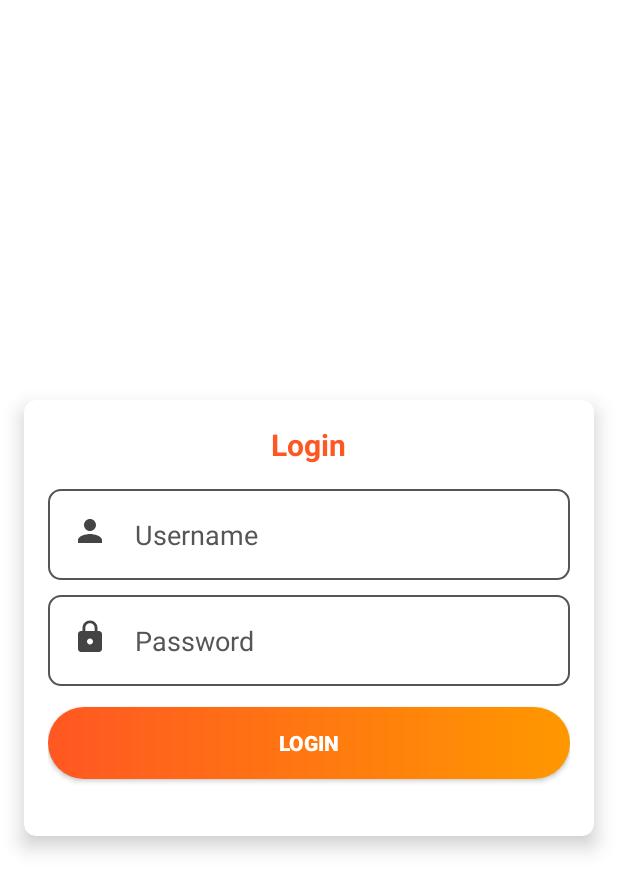
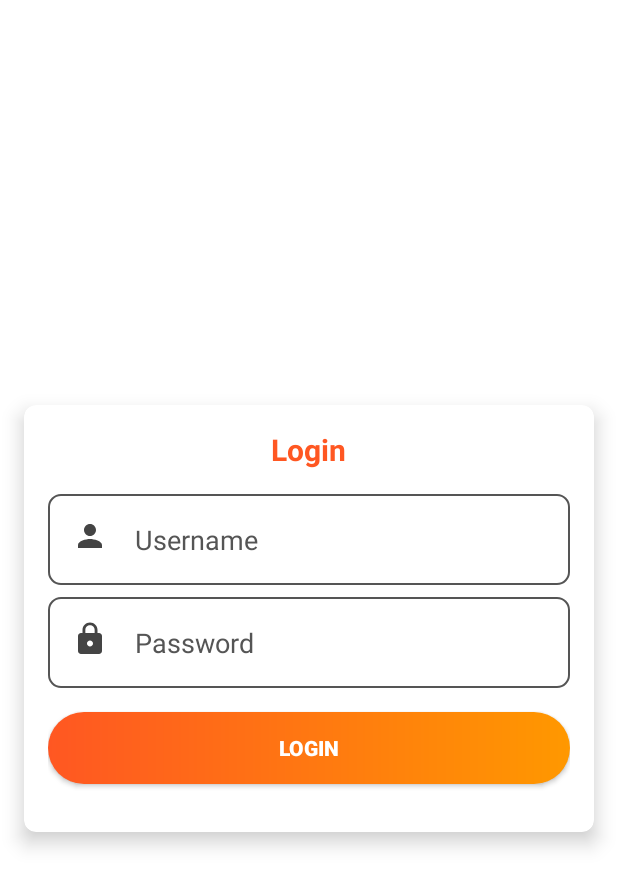
Before and after one commit to superUserFit/Android_ePOD, an Android app: the screen it shows after launch (LoginActivity), on a phone screen of 412 x 824 dp. Shown: the top 891 px of the screen. Run offline under Robolectric (Android 15) with nearby library versions, the phone set to English and light mode, and no system bars; 2 statements that could not run were skipped.

Commit message:
Restructure the codebase

```diff
--- a/app/src/main/AndroidManifest.xml
+++ b/app/src/main/AndroidManifest.xml
@@ -15,7 +15,7 @@
         android:roundIcon="@mipmap/ic_launcher_round"
         android:supportsRtl="true"
         android:theme="@style/Theme.EPOD"
-        tools:targetApi="31">
+        tools:targetApi="tiramisu">
         <activity
             android:name=".job_management.job_order.view.details.JobOrderDetailsActivity"
             android:exported="false" />
--- a/app/src/main/java/com/example/epod/auth/activity/LoginActivity.java
+++ b/app/src/main/java/com/example/epod/auth/activity/LoginActivity.java
@@ -28,6 +28,8 @@ public class LoginActivity extends AppCompatActivity implements AuthCallback {
         super.onCreate(savedInstanceState);
         setContentView(R.layout.auth_activity_login);
 
+        Log.e("Message", "Hello World");
+
         EditText usernameTextField = findViewById(R.id.username);
         EditText passwordTextField = findViewById(R.id.password);
         loginButton = findViewById(R.id.login_button);
@@ -51,6 +53,8 @@ public class LoginActivity extends AppCompatActivity implements AuthCallback {
         loginButton.setOnClickListener(view -> {
             String username = usernameTextField.getText().toString();
             String password = passwordTextField.getText().toString();
+
+            Log.e("Activity: ", username);
 
             if (username.isEmpty() || password.isEmpty()) {
                 Helper.showToast(LoginActivity.this, "Username and password cannot be blank", "SHORT");
--- a/app/src/main/java/com/example/epod/auth/data/repository/AuthRepository.java
+++ b/app/src/main/java/com/example/epod/auth/data/repository/AuthRepository.java
@@ -1,6 +1,7 @@
 package com.example.epod.auth.data.repository;
 
 import android.content.Context;
+import android.util.Log;
 import com.example.epod.auth.data.model.Auth;
 
 import com.example.epod.utils.Request;
@@ -17,6 +18,7 @@ public class AuthRepository implements AuthRepositoryInterface {
 
     @Override
     public void login(String username, String password, AuthCallback authCallback) {
+        Log.e("Repo: ", username);
         Call<AuthResponse> call = authApi.login(username, password);
 
         call.enqueue(new Callback<AuthResponse>() {
--- a/app/src/main/java/com/example/epod/auth/service/AuthService.java
+++ b/app/src/main/java/com/example/epod/auth/service/AuthService.java
@@ -8,6 +8,7 @@ import android.content.SharedPreferences;
 import android.os.IBinder;
 import android.os.Binder;
 
+import android.util.Log;
 import androidx.annotation.Nullable;
 import com.example.epod.auth.data.model.Auth;
 import com.example.epod.auth.data.repository.AuthCallback;
@@ -46,6 +47,7 @@ public class AuthService extends Service implements AuthServiceInterface {
     }
 
     public void login(String username, String password, AuthCallback authCallback) {
+        Log.e("Service", username);
         authRepository.login(username, password, new AuthCallback() {
             @Override
             public void onLogin(Auth authenticatedUser) {
--- a/app/src/main/java/com/example/epod/auth/view/AuthViewModel.java
+++ b/app/src/main/java/com/example/epod/auth/view/AuthViewModel.java
@@ -8,6 +8,7 @@ import android.content.Intent;
 import android.content.ServiceConnection;
 import android.os.IBinder;
 
+import android.util.Log;
 import androidx.annotation.NonNull;
 import androidx.lifecycle.AndroidViewModel;
 import androidx.lifecycle.LiveData;
@@ -46,6 +47,7 @@ public class AuthViewModel extends AndroidViewModel {
     };
 
     public void login(String username, String password) {
+        Log.e("View model: ", username);
         if(authService != null) {
             authService.login(username, password, new AuthCallback() {
                 @Override
--- a/app/src/main/java/com/example/epod/job_management/job_order/view/details/JobOrderDetailsActivity.java
+++ b/app/src/main/java/com/example/epod/job_management/job_order/view/details/JobOrderDetailsActivity.java
@@ -18,10 +18,8 @@ import androidx.recyclerview.widget.LinearLayoutManager;
 import androidx.recyclerview.widget.RecyclerView;
 
 import com.example.epod.R;
-import com.example.epod.auth.service.AuthService;
 import com.example.epod.databinding.JobOrderActivityJobOrderDetailsBinding;
 import com.example.epod.job_management.job_order.data.repository.JobOrderCallback;
-import com.example.epod.job_management.job_order.service.JobOrderService;
 import com.example.epod.job_management.job_order.view.details.adapter.ItemDetailsAdapter;
 import com.example.epod.job_management.job_order.data.model.JobOrder;
 import com.example.epod.job_management.job_order.data.model.JobOrderHasDetails;
--- a/app/src/main/res/layout/auth_activity_login.xml
+++ b/app/src/main/res/layout/auth_activity_login.xml
@@ -69,7 +69,7 @@
                 android:orientation="horizontal"
                 android:background="@drawable/ui_text_field"
                 android:padding="8dp"
-                android:layout_marginTop="10dp">
+                android:layout_marginTop="8dp">
 
                 <ImageView
                     android:layout_width="wrap_content"
@@ -101,7 +101,7 @@
                     android:layout_width="match_parent"
                     android:layout_height="wrap_content"
                     android:layout_marginTop="16dp"
-                    android:layout_marginBottom="20dp"
+                    android:layout_marginBottom="16dp"
                     android:text="Login"
                     android:textStyle="bold"
                     android:textColor="@color/white"
```
Also changed, not shown: app/src/main/java/com/example/epod/utils/Request.java (+6 -13 lines).
